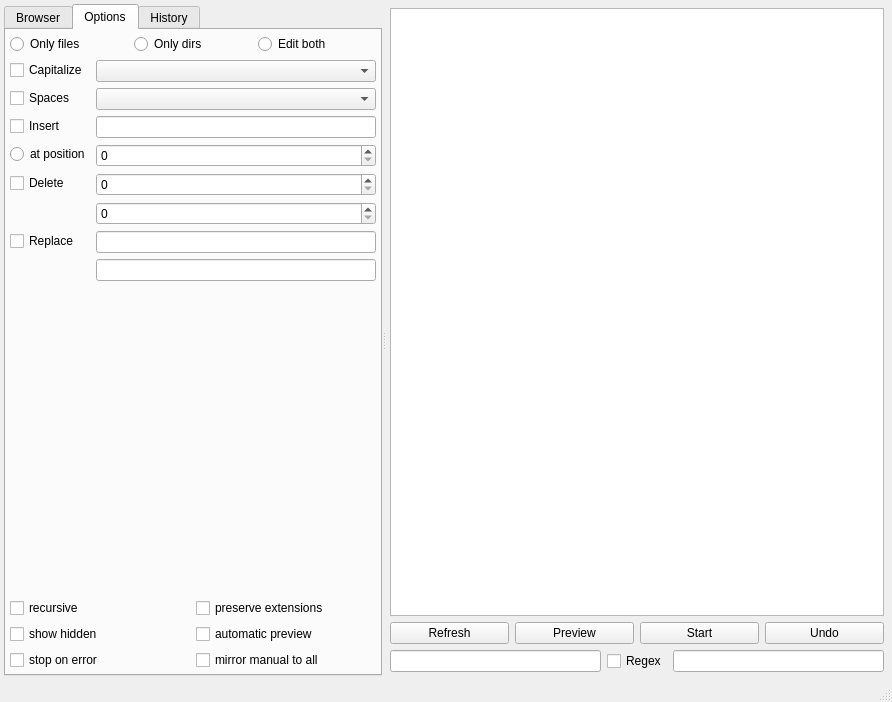
The window that gui/filebrowser/filebrowser.ui (gmdfalk/60-days-of-python) describes before a commit, drawn with Qt 5.
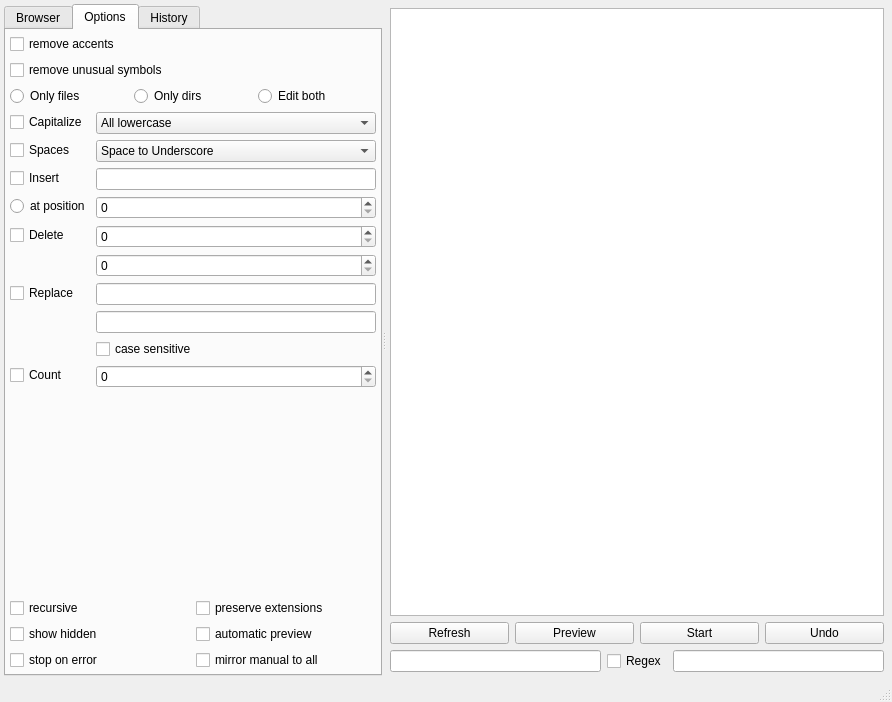
The same window after the commit.

Commit message: populating options

```diff
--- a/gui/filebrowser/filebrowser.ui
+++ b/gui/filebrowser/filebrowser.ui
@@ -52,7 +52,25 @@
           <number>4</number>
          </property>
          <item>
-          <layout class="QVBoxLayout" name="actionlayout" stretch="0,1">
+          <layout class="QVBoxLayout" name="actionlayout" stretch="0,0,1">
+           <item>
+            <layout class="QGridLayout" name="removelayout">
+             <item row="1" column="0">
+              <widget class="QCheckBox" name="accentbox">
+               <property name="text">
+                <string>remove unusual symbols</string>
+               </property>
+              </widget>
+             </item>
+             <item row="0" column="0">
+              <widget class="QCheckBox" name="symbolbox">
+               <property name="text">
+                <string>remove accents</string>
+               </property>
+              </widget>
+             </item>
+            </layout>
+           </item>
            <item>
             <layout class="QHBoxLayout" name="fileradiolayout">
              <item>
@@ -91,7 +109,28 @@
               </widget>
              </item>
              <item row="0" column="1">
-              <widget class="QComboBox" name="capitalizebox"/>
+              <widget class="QComboBox" name="capitalizebox">
+               <item>
+                <property name="text">
+                 <string>All lowercase</string>
+                </property>
+               </item>
+               <item>
+                <property name="text">
+                 <string>All uppercase</string>
+                </property>
+               </item>
+               <item>
+                <property name="text">
+                 <string>First letter of first word</string>
+                </property>
+               </item>
+               <item>
+                <property name="text">
+                 <string>First letter of each word</string>
+                </property>
+               </item>
+              </widget>
              </item>
              <item row="1" column="0">
               <widget class="QCheckBox" name="spacecheck">
@@ -101,7 +140,38 @@
               </widget>
              </item>
              <item row="1" column="1">
-              <widget class="QComboBox" name="spacebox"/>
+              <widget class="QComboBox" name="spacebox">
+               <item>
+                <property name="text">
+                 <string>Space to Underscore</string>
+                </property>
+               </item>
+               <item>
+                <property name="text">
+                 <string>Space to Hyphen</string>
+                </property>
+               </item>
+               <item>
+                <property name="text">
+                 <string>Space to Dot</string>
+                </property>
+               </item>
+               <item>
+                <property name="text">
+                 <string>Dot to Space</string>
+                </property>
+               </item>
+               <item>
+                <property name="text">
+                 <string>Hyphen to Space</string>
+                </property>
+               </item>
+               <item>
+                <property name="text">
+                 <string>Underscore to Space</string>
+                </property>
+               </item>
+              </widget>
              </item>
              <item row="2" column="0">
               <widget class="QCheckBox" name="checkBox">
@@ -149,6 +219,23 @@
              <item row="7" column="1">
               <widget class="QLineEdit" name="lineEdit_3"/>
              </item>
+             <item row="8" column="1">
+              <widget class="QCheckBox" name="casecheck">
+               <property name="text">
+                <string>case sensitive</string>
+               </property>
+              </widget>
+             </item>
+             <item row="9" column="0">
+              <widget class="QCheckBox" name="countcheck">
+               <property name="text">
+                <string>Count</string>
+               </property>
+              </widget>
+             </item>
+             <item row="9" column="1">
+              <widget class="QSpinBox" name="countfrombox"/>
+             </item>
             </layout>
            </item>
           </layout>
```
Left out of the diff: 46 changed lines with no effect on the pictures.
